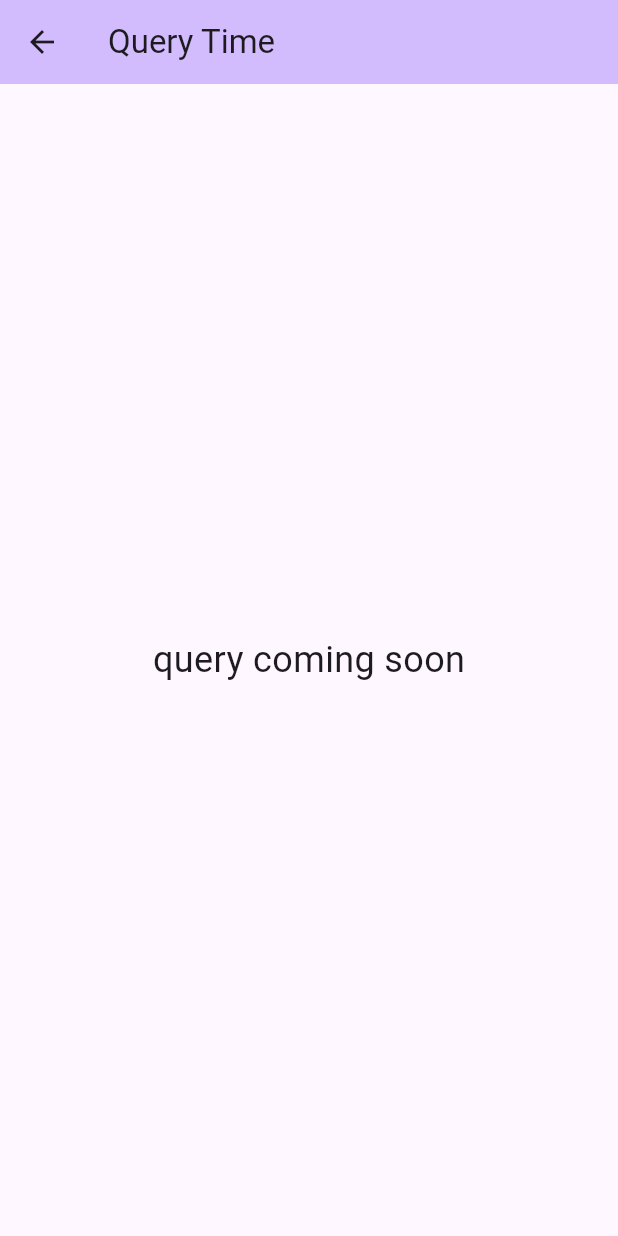
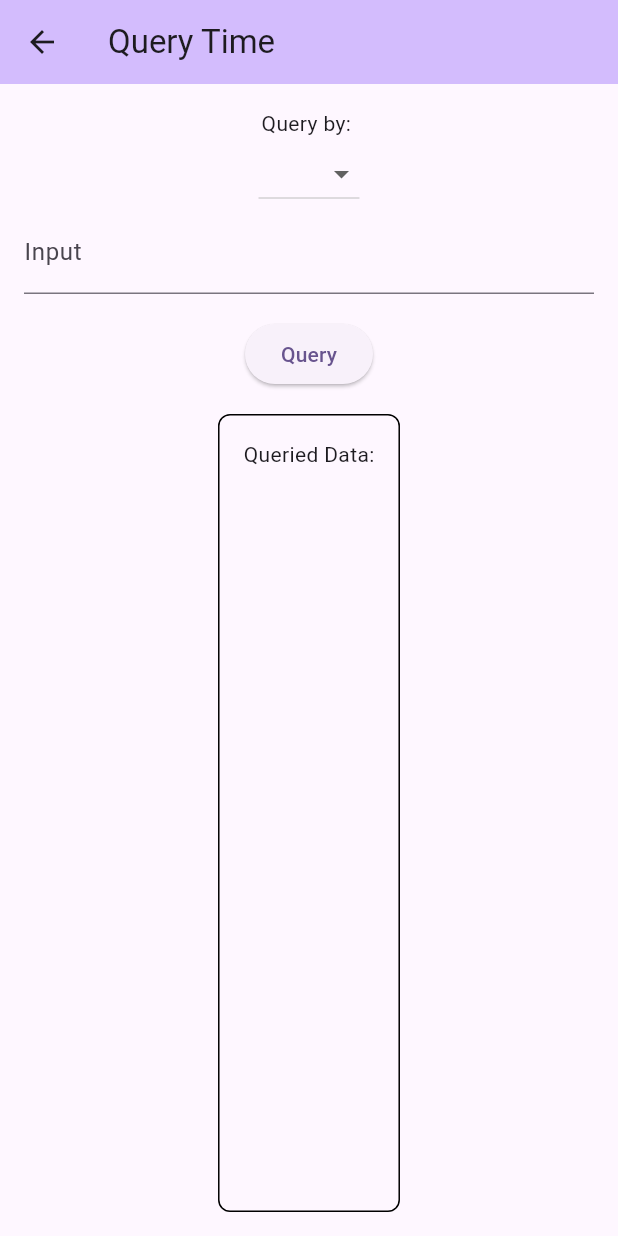
Before and after one commit to amayab9/ASE456-TimeManagementProject, a Flutter app: the QueryPage screen opened directly, on a phone screen of 412 x 824 dp. Run offline on Flutter 3.47's test engine with Material 2 defaults, Android fonts, the phone set to English and light mode, and no system bars; our stand-ins replace cloud_firestore, firebase_core; missing offline and left inert: dart:js_interop; accounts and stored records are empty.

Commit message:
attempting to query info by date

```diff
--- a/lib/main.dart
+++ b/lib/main.dart
@@ -5,6 +5,7 @@ import 'record.dart';
 import 'query.dart';
 
 Future<void> main() async {
+  //WidgetsFlutterBinding.ensureInitialized();
   await Firebase.initializeApp(
     options: DefaultFirebaseOptions.currentPlatform,
   );
--- a/lib/query.dart
+++ b/lib/query.dart
@@ -1,3 +1,5 @@
+import 'dart:js_interop';
+import 'package:flutter/cupertino.dart';
 import 'package:flutter/material.dart';
 import 'package:cloud_firestore/cloud_firestore.dart';
 
@@ -10,6 +12,63 @@ class QueryPage extends StatefulWidget {
 }
 
 class _QueryPageState extends State<QueryPage> {
+  TextEditingController queryController = TextEditingController();
+  String? dropdownValue;
+  List<String> queriedData = [];
+  DateTime? selectedDate;
+
+
+  void _queryInformation() {
+    queriedData.clear();
+    if (dropdownValue == 'date' && selectedDate != null) {
+      String formattedDate =
+          '${selectedDate!.year}-${selectedDate!.month.toString().padLeft(2, '0')}-${selectedDate!.day.toString().padLeft(2, '0')}';
+
+      FirebaseFirestore.instance
+          .collection('time_records')
+          .where('date', isEqualTo: formattedDate)
+          .get()
+          .then(
+            (QuerySnapshot querySnapshot) {
+              setState(() {
+                for (var doc in querySnapshot.docs) {
+                  Map<String, dynamic>? data =
+                  doc.data() as Map<String, dynamic>?;
+
+                  if (data != null) {
+                    queriedData.add(data.toString());
+                  }
+                }
+              });
+            },
+          )
+          .catchError((error) {
+            print('Error querying Firestore: $error');
+            queriedData.add('Error: $error');
+          });
+    } else {
+      queriedData.add('Invalid input or date not selected');
+    }
+  }
+
+
+  Future<void> _selectDate(BuildContext context) async {
+    final DateTime? picked = await showDatePicker(
+      context: context,
+      initialDate: DateTime.now(),
+      firstDate: DateTime(2000),
+      lastDate: DateTime(2101),
+    );
+
+    if (picked != null && picked != selectedDate) {
+      setState(() {
+        selectedDate = picked;
+        queryController.text =
+        '${picked.year}-${picked.month.toString().padLeft(2, '0')}-${picked.day.toString().padLeft(2, '0')}';
+      });
+    }
+  }
+
   @override
   Widget build(BuildContext context) {
     return Scaffold(
@@ -17,10 +76,87 @@ class _QueryPageState extends State<QueryPage> {
         backgroundColor: Theme.of(context).colorScheme.inversePrimary,
         title: const Text('Query Time'),
       ),
-      body: const Center(
-        child: Text(
-          'query coming soon',
-          style: TextStyle(fontSize: 24),
+      body: Padding(
+        padding: const EdgeInsets.all(16.0),
+        child: Column(
+          children: [
+            const Text('Query by: '),
+
+            DropdownButton(
+              value: dropdownValue,
+                items: const [
+                  DropdownMenuItem(
+                      value: 'today',
+                    child: Text('Today'),
+                  ),
+                  DropdownMenuItem(
+                    value: 'date',
+                    child: Text('Date'),
+                  ),
+                  DropdownMenuItem(
+                    value: 'task',
+                    child: Text('Task'),
+                  ),
+                  DropdownMenuItem(
+                    value: 'tag',
+                    child: Text('Tag'),
+                  ),
+                ],
+                onChanged: (String? value){
+                  setState(() {
+                    dropdownValue = value;
+                  });
+                }
+            ),
+              Row(
+                children: [
+                  Expanded(
+                    child: TextFormField(
+                      controller: queryController,
+                      decoration: const InputDecoration(
+                        labelText: 'Input',
+                      ),
+                      enabled: dropdownValue != 'date', // Disable manual editing
+                    ),
+                  ),
+                  if (dropdownValue == 'date')
+                  IconButton(
+                    icon: const Icon(Icons.calendar_today),
+                    onPressed: () => _selectDate(context),
+                  ),
+                ],
+              ),
+            const SizedBox(height: 16),
+            ElevatedButton(
+              onPressed: (){
+                _queryInformation();
+              },
+              child: const Text('Query'),
+            ),
+            const SizedBox(height: 16.0),
+            Expanded(
+                child: Container(
+                  decoration: BoxDecoration(
+                    border: Border.all(color: Colors.black),
+                    borderRadius: BorderRadius.circular(8.0),
+                  ),
+                  padding: const EdgeInsets.all(16.0),
+                  child: Column(
+                    crossAxisAlignment: CrossAxisAlignment.start,
+                    children: [
+                      const Text('Queried Data:'),
+                      Expanded(
+                        child: SingleChildScrollView(
+                          child: Column(
+                            children: queriedData.map((data) => Text(data)).toList(),
+                          ),
+                        ),
+                      )
+                    ],
+                  ),
+                )
+            )
+          ],
         ),
       ),
     );
--- a/pubspec.yaml
+++ b/pubspec.yaml
@@ -18,6 +18,7 @@ dependencies:
 
   cupertino_icons: ^1.0.2
   firebase_core: ^2.23.0
+
 
 dev_dependencies:
   flutter_test:
```
